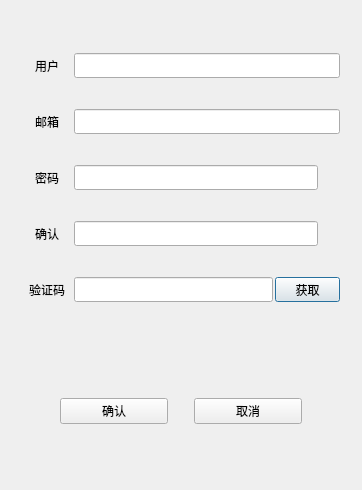
Qt form Client/registerdialog.ui (Stan-Vincent/HChat-demo) before a commit.
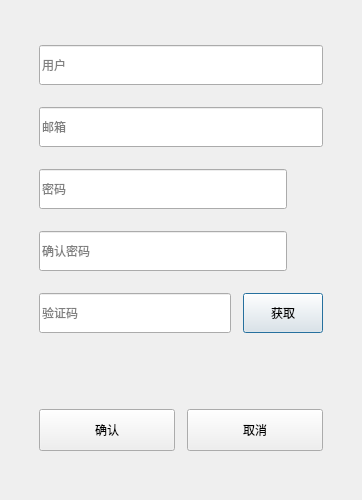
The same form after that commit. Custom widgets are drawn as their Qt base class.

Diff of the .ui file:
```diff
--- a/Client/registerdialog.ui
+++ b/Client/registerdialog.ui
@@ -7,25 +7,37 @@
     <x>0</x>
     <y>0</y>
     <width>362</width>
-    <height>490</height>
+    <height>500</height>
    </rect>
   </property>
   <property name="minimumSize">
    <size>
-    <width>340</width>
-    <height>490</height>
+    <width>362</width>
+    <height>500</height>
    </size>
   </property>
   <property name="maximumSize">
    <size>
     <width>362</width>
-    <height>490</height>
+    <height>500</height>
    </size>
   </property>
   <property name="windowTitle">
    <string>Dialog</string>
   </property>
   <layout class="QVBoxLayout" name="verticalLayout_2">
+   <property name="leftMargin">
+    <number>30</number>
+   </property>
+   <property name="topMargin">
+    <number>16</number>
+   </property>
+   <property name="rightMargin">
+    <number>30</number>
+   </property>
+   <property name="bottomMargin">
+    <number>20</number>
+   </property>
    <item>
     <layout class="QVBoxLayout" name="verticalLayout">
      <item>
@@ -35,6 +47,9 @@
        </property>
        <widget class="QWidget" name="page">
         <layout class="QVBoxLayout" name="verticalLayout_3">
+         <property name="spacing">
+          <number>12</number>
+         </property>
          <item>
           <spacer name="verticalSpacer">
            <property name="orientation">
@@ -53,56 +68,28 @@
          </item>
          <item>
           <layout class="QHBoxLayout" name="horizontalLayout">
-           <property name="spacing">
-            <number>2</number>
-           </property>
            <property name="leftMargin">
-            <number>2</number>
+            <number>0</number>
            </property>
            <property name="topMargin">
-            <number>2</number>
+            <number>0</number>
            </property>
            <property name="rightMargin">
-            <number>2</number>
+            <number>0</number>
            </property>
            <property name="bottomMargin">
-            <number>2</number>
+            <number>0</number>
            </property>
-           <item>
-            <widget class="QLabel" name="user_label">
-             <property name="minimumSize">
-              <size>
-               <width>50</width>
-               <height>25</height>
-              </size>
-             </property>
-             <property name="maximumSize">
-              <size>
-               <width>50</width>
-               <height>25</height>
-              </size>
-             </property>
-             <property name="text">
-              <string>用户</string>
-             </property>
-             <property name="alignment">
-              <set>Qt::AlignCenter</set>
-             </property>
-            </widget>
-           </item>
            <item>
             <widget class="QLineEdit" name="user_edit">
              <property name="minimumSize">
               <size>
                <width>0</width>
-               <height>25</height>
+               <height>40</height>
               </size>
              </property>
-             <property name="maximumSize">
-              <size>
-               <width>16777215</width>
-               <height>25</height>
-              </size>
+             <property name="placeholderText">
+              <string>用户</string>
              </property>
             </widget>
            </item>
@@ -110,121 +97,57 @@
          </item>
          <item>
           <layout class="QHBoxLayout" name="horizontalLayout_4">
-           <property name="spacing">
-            <number>2</number>
-           </property>
            <property name="leftMargin">
-            <number>2</number>
+            <number>0</number>
            </property>
            <property name="topMargin">
-            <number>2</number>
+            <number>0</number>
            </property>
            <property name="rightMargin">
-            <number>2</number>
+            <number>0</number>
            </property>
            <property name="bottomMargin">
-            <number>2</number>
+            <number>0</number>
            </property>
-           <item>
-            <widget class="QLabel" name="email_label">
-             <property name="minimumSize">
-              <size>
-               <width>50</width>
-               <height>25</height>
-              </size>
-             </property>
-             <property name="maximumSize">
-              <size>
-               <width>50</width>
-               <height>25</height>
-              </size>
-             </property>
-             <property name="text">
-              <string>邮箱</string>
-             </property>
-             <property name="alignment">
-              <set>Qt::AlignCenter</set>
-             </property>
-            </widget>
-           </item>
            <item>
             <widget class="QLineEdit" name="email_edit">
              <property name="minimumSize">
               <size>
                <width>0</width>
-               <height>25</height>
+               <height>40</height>
               </size>
              </property>
-             <property name="maximumSize">
-              <size>
-               <width>16777215</width>
-               <height>25</height>
-              </size>
+             <property name="placeholderText">
+              <string>邮箱</string>
              </property>
             </widget>
            </item>
           </layout>
          </item>
          <item>
-          <layout class="QHBoxLayout" name="horizontalLayout_5">
-           <property name="spacing">
-            <number>2</number>
-           </property>
+          <layout class="QHBoxLayout" name="horizontalLayout_5" stretch="1,0">
            <property name="leftMargin">
-            <number>2</number>
+            <number>0</number>
            </property>
            <property name="topMargin">
-            <number>2</number>
+            <number>0</number>
            </property>
            <property name="rightMargin">
-            <number>2</number>
+            <number>0</number>
            </property>
            <property name="bottomMargin">
-            <number>2</number>
+            <number>0</number>
            </property>
-           <item>
-            <widget class="QLabel" name="pass_label">
-             <property name="minimumSize">
-              <size>
-               <width>50</width>
-               <height>25</height>
-              </size>
-             </property>
-             <property name="maximumSize">
-              <size>
-               <width>50</width>
-               <height>25</height>
-              </size>
-             </property>
-             <property name="text">
-              <string>密码</string>
-             </property>
-             <property name="alignment">
-              <set>Qt::AlignCenter</set>
-             </property>
-            </widget>
-           </item>
            <item>
             <widget class="QLineEdit" name="pass_edit">
              <property name="minimumSize">
               <size>
-               <width>170</width>
-               <height>25</height>
+               <width>0</width>
+               <height>40</height>
               </size>
              </property>
-             <property name="maximumSize">
-              <size>
-               <width>16777215</width>
-               <height>25</height>
-              </size>
-             </property>
-             <property name="font">
-              <font>
-               <kerning>true</kerning>
-              </font>
-             </property>
-             <property name="frame">
-              <bool>true</bool>
+             <property name="placeholderText">
+              <string>密码</string>
              </property>
             </widget>
            </item>
@@ -232,14 +155,14 @@
             <widget class="ClickedLabel" name="pass_visible">
              <property name="minimumSize">
               <size>
-               <width>20</width>
-               <height>20</height>
+               <width>24</width>
+               <height>24</height>
               </size>
              </property>
              <property name="maximumSize">
               <size>
-               <width>20</width>
-               <height>20</height>
+               <width>24</width>
+               <height>24</height>
               </size>
              </property>
              <property name="text">
@@ -250,57 +173,29 @@
           </layout>
          </item>
          <item>
-          <layout class="QHBoxLayout" name="horizontalLayout_6">
-           <property name="spacing">
-            <number>2</number>
-           </property>
+          <layout class="QHBoxLayout" name="horizontalLayout_6" stretch="1,0">
            <property name="leftMargin">
-            <number>2</number>
+            <number>0</number>
            </property>
            <property name="topMargin">
-            <number>2</number>
+            <number>0</number>
            </property>
            <property name="rightMargin">
-            <number>2</number>
+            <number>0</number>
            </property>
            <property name="bottomMargin">
-            <number>2</number>
+            <number>0</number>
            </property>
-           <item>
-            <widget class="QLabel" name="confirm_label">
-             <property name="minimumSize">
-              <size>
-               <width>50</width>
-               <height>25</height>
-              </size>
-             </property>
-             <property name="maximumSize">
-              <size>
-               <width>50</width>
-               <height>25</height>
-              </size>
-             </property>
-             <property name="text">
-              <string>确认</string>
-             </property>
-             <property name="alignment">
-              <set>Qt::AlignCenter</set>
-             </property>
-            </widget>
-           </item>
            <item>
             <widget class="QLineEdit" name="confirm_edit">
              <property name="minimumSize">
               <size>
-               <width>170</width>
-               <height>25</height>
+               <width>0</width>
+               <height>40</height>
               </size>
              </property>
-             <property name="maximumSize">
-              <size>
-               <width>16777215</width>
-               <height>25</height>
-              </size>
+             <property name="placeholderText">
+              <string>确认密码</string>
              </property>
             </widget>
            </item>
@@ -308,14 +203,14 @@
             <widget class="ClickedLabel" name="confirm_visible">
              <property name="minimumSize">
               <size>
-               <width>20</width>
-               <height>20</height>
+               <width>24</width>
+               <height>24</height>
               </size>
              </property>
              <property name="maximumSize">
               <size>
-               <width>20</width>
-               <height>20</height>
+               <width>24</width>
+               <height>24</height>
               </size>
              </property>
              <property name="text">
@@ -327,65 +222,43 @@
          </item>
          <item>
           <layout class="QHBoxLayout" name="horizontalLayout_7">
-           <property name="spacing">
-            <number>2</number>
-           </property>
            <property name="leftMargin">
-            <number>2</number>
+            <number>0</number>
            </property>
            <property name="topMargin">
-            <number>2</number>
+            <number>0</number>
            </property>
            <property name="rightMargin">
-            <number>2</number>
+            <number>0</number>
            </property>
            <property name="bottomMargin">
-            <number>2</number>
+            <number>0</number>
            </property>
-           <item>
-            <widget class="QLabel" name="verify_label">
-             <property name="minimumSize">
-              <size>
-               <width>50</width>
-               <height>25</height>
-              </size>
-             </property>
-             <property name="maximumSize">
-              <size>
-               <width>50</width>
-               <height>25</height>
-              </size>
-             </property>
-             <property name="text">
-              <string>验证码</string>
-             </property>
-             <property name="alignment">
-              <set>Qt::AlignCenter</set>
-             </property>
-            </widget>
-           </item>
            <item>
             <widget class="QLineEdit" name="verify_edit">
              <property name="minimumSize">
               <size>
                <width>0</width>
-               <height>25</height>
+               <height>40</height>
               </size>
              </property>
-             <property name="maximumSize">
-              <size>
-               <width>16777215</width>
-               <height>25</height>
-              </size>
+             <property name="placeholderText">
+              <string>验证码</string>
              </property>
             </widget>
            </item>
            <item>
             <widget class="TimerBtn" name="get_code">
+             <property name="minimumSize">
+              <size>
+               <width>80</width>
+               <height>40</height>
+              </size>
+             </property>
              <property name="maximumSize">
               <size>
-               <width>65</width>
-               <height>25</height>
+               <width>80</width>
+               <height>40</height>
               </size>
              </property>
              <property name="text">
@@ -422,75 +295,63 @@
            <property name="sizeHint" stdset="0">
             <size>
              <width>20</width>
-             <height>20</height>
+             <height>12</height>
             </size>
            </property>
           </spacer>
          </item>
          <item>
-          <layout class="QHBoxLayout" name="horizontalLayout_8">
-           <item>
-            <spacer name="horizontalSpacer">
-             <property name="orientation">
-              <enum>Qt::Horizontal</enum>
-             </property>
-             <property name="sizeType">
-              <enum>QSizePolicy::Fixed</enum>
-             </property>
-             <property name="sizeHint" stdset="0">
-              <size>
-               <width>40</width>
-               <height>20</height>
-              </size>
-             </property>
-            </spacer>
-           </item>
+          <layout class="QHBoxLayout" name="horizontalLayout_8" stretch="1,1">
+           <property name="leftMargin">
+            <number>0</number>
+           </property>
+           <property name="topMargin">
+            <number>0</number>
+           </property>
+           <property name="rightMargin">
+            <number>0</number>
+           </property>
+           <property name="bottomMargin">
+            <number>0</number>
+           </property>
            <item>
             <widget class="QPushButton" name="sure_btn">
+             <property name="sizePolicy">
+              <sizepolicy hsizetype="Expanding" vsizetype="Fixed">
+               <horstretch>0</horstretch>
+               <verstretch>0</verstretch>
+              </sizepolicy>
+             </property>
+             <property name="minimumSize">
+              <size>
+               <width>0</width>
+               <height>42</height>
+              </size>
+             </property>
              <property name="text">
               <string>确认</string>
              </property>
             </widget>
            </item>
-           <item>
-            <spacer name="horizontalSpacer_3">
-             <property name="orientation">
-              <enum>Qt::Horizontal</enum>
-             </property>
-             <property name="sizeType">
-              <enum>QSizePolicy::Fixed</enum>
-             </property>
-             <property name="sizeHint" stdset="0">
-              <size>
-               <width>20</width>
-               <height>20</height>
-              </size>
-             </property>
-            </spacer>
-           </item>
            <item>
             <widget class="QPushButton" name="cancel_btn">
+             <property name="sizePolicy">
+              <sizepolicy hsizetype="Expanding" vsizetype="Fixed">
+               <horstretch>0</horstretch>
+               <verstretch>0</verstretch>
+              </sizepolicy>
+             </property>
+             <property name="minimumSize">
+              <size>
+               <width>0</width>
+               <height>42</height>
+              </size>
+             </property>
              <property name="text">
               <string>取消</string>
              </property>
             </widget>
            </item>
-           <item>
-            <spacer name="horizontalSpacer_2">
-             <property name="orientation">
-              <enum>Qt::Horizontal</enum>
-             </property>
-             <property name="sizeType">
-              <enum>QSizePolicy::Fixed</enum>
-             </property>
-             <property name="sizeHint" stdset="0">
-              <size>
-               <width>40</width>
-               <height>20</height>
-              </size>
-             </property>
-            </spacer>
-           </item>
           </layout>
          </item>
          <item>
@@ -504,7 +365,7 @@
            <property name="sizeHint" stdset="0">
             <size>
              <width>20</width>
-             <height>20</height>
+             <height>10</height>
             </size>
            </property>
           </spacer>
@@ -597,17 +458,17 @@
   </layout>
  </widget>
  <customwidgets>
-  <customwidget>
-   <class>ClickedLabel</class>
-   <extends>QLabel</extends>
-   <header>clickedlabel.h</header>
-  </customwidget>
-  <customwidget>
-   <class>TimerBtn</class>
-   <extends>QPushButton</extends>
-   <header>timerbtn.h</header>
-  </customwidget>
- </customwidgets>
- <resources/>
- <connections/>
+   <customwidget>
+    <class>ClickedLabel</class>
+    <extends>QLabel</extends>
+    <header>clickedlabel.h</header>
+   </customwidget>
+   <customwidget>
+    <class>TimerBtn</class>
+    <extends>QPushButton</extends>
+    <header>timerbtn.h</header>
+   </customwidget>
+  </customwidgets>
+  <resources/>
+  <connections/>
 </ui>
```
